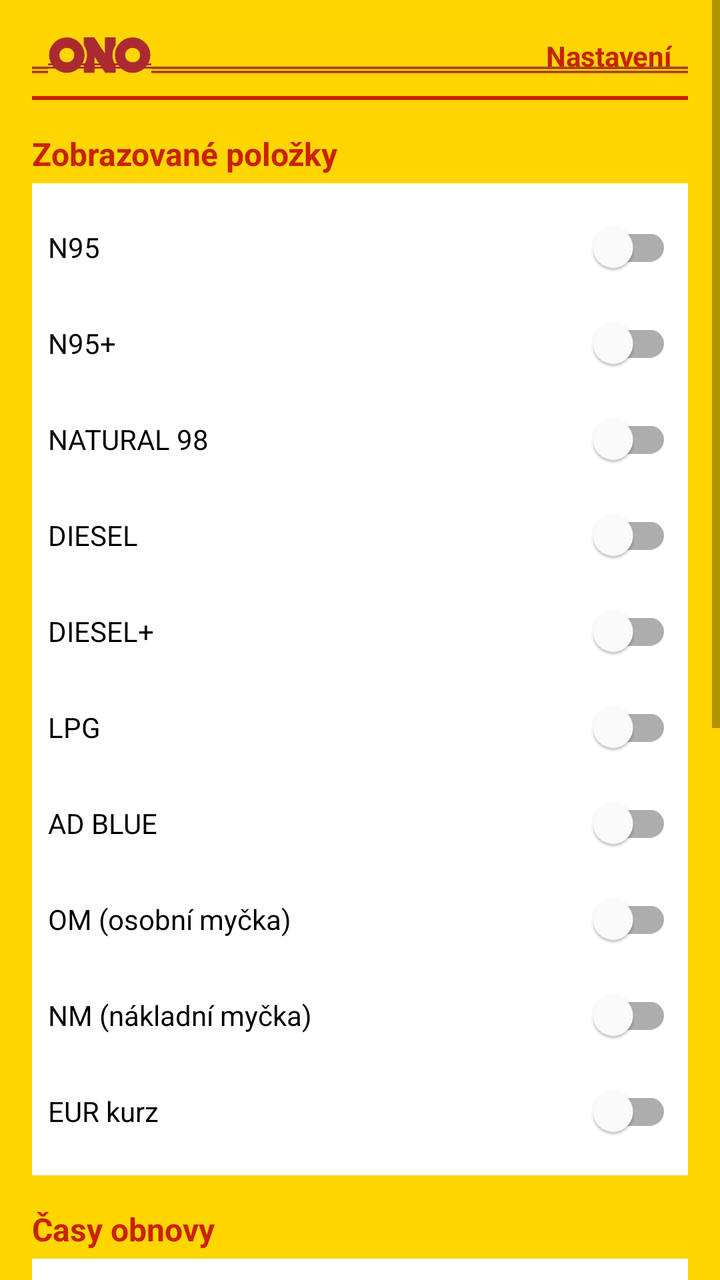
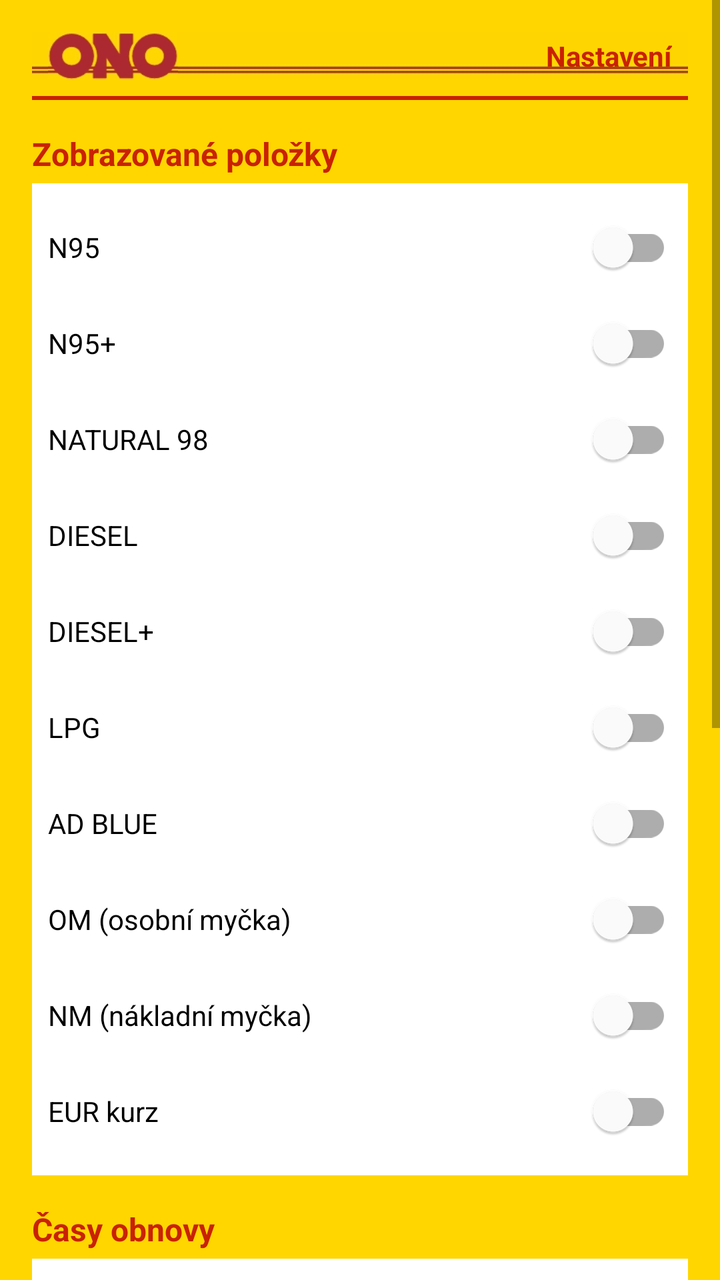

Compare the two renders of this Android layout. The source of the first and the diff that turns it into the second are given below.
<!-- AndroidManifest.xml: activity theme Theme.TankONOWidget -->
<!-- res/layout/activity_main.xml -->
<?xml version="1.0" encoding="utf-8"?>

<ScrollView xmlns:android="http://schemas.android.com/apk/res/android"
    xmlns:app="http://schemas.android.com/apk/res-auto"
    android:layout_width="match_parent"
    android:layout_height="match_parent"
    android:background="@color/yellow">

    <LinearLayout
        android:layout_width="match_parent"
        android:layout_height="wrap_content"
        android:orientation="vertical"
        android:padding="16dp">

        
        <FrameLayout
            android:layout_width="match_parent"
            android:layout_height="wrap_content"
            android:background="@color/yellow">

            
            <ImageView
                android:layout_width="match_parent"
                android:layout_height="24dp"
                android:src="@drawable/logo_linka"
                android:scaleType="fitXY"
                android:tileMode="repeat"
                android:contentDescription="Linka pozadí" />

            
            <ImageView
                android:layout_width="wrap_content"
                android:layout_height="20dp"
                android:src="@drawable/logo_text"
                android:scaleType="fitStart"
                android:layout_gravity="center_vertical|start"
                android:layout_marginStart="8dp"
                android:contentDescription="ONO text" />

            
            <TextView
                android:layout_width="wrap_content"
                android:layout_height="wrap_content"
                android:text="Nastavení"
                android:textSize="14sp"
                android:textColor="@color/red"
                android:textStyle="bold"
                android:layout_gravity="center_vertical|end"
                android:layout_marginEnd="8dp" />

        </FrameLayout>

        
        <LinearLayout
            android:layout_width="match_parent"
            android:layout_height="wrap_content"
            android:orientation="horizontal"
            android:layout_marginTop="8dp"
            android:layout_marginBottom="8dp">

            <View
                android:layout_width="0dp"
                android:layout_weight="1"
                android:layout_height="2dp"
                android:background="@color/red" />

            <View
                android:layout_width="0dp"
                android:layout_weight="3"
                android:layout_height="2dp"
                android:background="@color/red" />

            <View
                android:layout_width="0dp"
                android:layout_weight="1"
                android:layout_height="2dp"
                android:background="@color/red" />

        </LinearLayout>

        
        <TextView
            android:layout_width="wrap_content"
            android:layout_height="wrap_content"
            android:text="Zobrazované položky"
            android:textSize="16sp"
            android:textStyle="bold"
            android:textColor="@color/red"
            android:layout_marginTop="8dp" />

        <LinearLayout
            android:layout_width="match_parent"
            android:layout_height="wrap_content"
            android:orientation="vertical"
            android:background="#FFFFFF"
            android:padding="8dp"
            android:layout_marginTop="4dp">

            <com.google.android.material.switchmaterial.SwitchMaterial
                android:id="@+id/switch_n95"
                android:layout_width="match_parent"
                android:layout_height="wrap_content"
                android:text="N95" />

            <com.google.android.material.switchmaterial.SwitchMaterial
                android:id="@+id/switch_n95p"
                android:layout_width="match_parent"
                android:layout_height="wrap_content"
                android:text="N95+" />

            <com.google.android.material.switchmaterial.SwitchMaterial
                android:id="@+id/switch_n98"
                android:layout_width="match_parent"
                android:layout_height="wrap_content"
                android:text="NATURAL 98" />

            <com.google.android.material.switchmaterial.SwitchMaterial
                android:id="@+id/switch_diesel"
                android:layout_width="match_parent"
                android:layout_height="wrap_content"
                android:text="DIESEL" />

            <com.google.android.material.switchmaterial.SwitchMaterial
                android:id="@+id/switch_diesel_plus"
                android:layout_width="match_parent"
                android:layout_height="wrap_content"
                android:text="DIESEL+" />

            <com.google.android.material.switchmaterial.SwitchMaterial
                android:id="@+id/switch_lpg"
                android:layout_width="match_parent"
                android:layout_height="wrap_content"
                android:text="LPG" />

            <com.google.android.material.switchmaterial.SwitchMaterial
                android:id="@+id/switch_adblue"
                android:layout_width="match_parent"
                android:layout_height="wrap_content"
                android:text="AD BLUE" />

            <com.google.android.material.switchmaterial.SwitchMaterial
                android:id="@+id/switch_om"
                android:layout_width="match_parent"
                android:layout_height="wrap_content"
                android:text="OM (osobní myčka)" />

            <com.google.android.material.switchmaterial.SwitchMaterial
                android:id="@+id/switch_nm"
                android:layout_width="match_parent"
                android:layout_height="wrap_content"
                android:text="NM (nákladní myčka)" />

            <com.google.android.material.switchmaterial.SwitchMaterial
                android:id="@+id/switch_euro"
                android:layout_width="match_parent"
                android:layout_height="wrap_content"
                android:text="EUR kurz" />

        </LinearLayout>

        
        <TextView
            android:layout_width="wrap_content"
            android:layout_height="wrap_content"
            android:text="Časy obnovy"
            android:textSize="16sp"
            android:textStyle="bold"
            android:textColor="@color/red"
            android:layout_marginTop="16dp" />

        <LinearLayout
            android:layout_width="match_parent"
            android:layout_height="wrap_content"
            android:orientation="vertical"
            android:background="#FFFFFF"
            android:padding="8dp"
            android:layout_marginTop="4dp">

            <LinearLayout
                android:layout_width="match_parent"
                android:layout_height="wrap_content"
                android:orientation="horizontal"
                android:layout_marginBottom="4dp">
                <TextView
                    android:layout_width="120dp"
                    android:layout_height="wrap_content"
                    android:text="Začátek špičky:" />
                <EditText
                    android:id="@+id/et_peak_start"
                    android:layout_width="0dp"
                    android:layout_weight="1"
                    android:layout_height="wrap_content"
                    android:inputType="text"
                    android:text="14:30" />
            </LinearLayout>

            <LinearLayout
                android:layout_width="match_parent"
                android:layout_height="wrap_content"
                android:orientation="horizontal"
                android:layout_marginBottom="4dp">
                <TextView
                    android:layout_width="120dp"
                    android:layout_height="wrap_content"
                    android:text="Konec špičky:" />
                <EditText
                    android:id="@+id/et_peak_end"
                    android:layout_width="0dp"
                    android:layout_weight="1"
                    android:layout_height="wrap_content"
                    android:inputType="text"
                    android:text="16:00" />
            </LinearLayout>

            <LinearLayout
                android:layout_width="match_parent"
                android:layout_height="wrap_content"
                android:orientation="horizontal"
                android:layout_marginBottom="4dp">
                <TextView
                    android:layout_width="120dp"
                    android:layout_height="wrap_content"
                    android:text="Interval špička (min):" />
                <EditText
                    android:id="@+id/et_peak_interval"
                    android:layout_width="0dp"
                    android:layout_weight="1"
                    android:layout_height="wrap_content"
                    android:inputType="number"
                    android:text="10" />
            </LinearLayout>

            <LinearLayout
                android:layout_width="match_parent"
                android:layout_height="wrap_content"
                android:orientation="horizontal">
                <TextView
                    android:layout_width="120dp"
                    android:layout_height="wrap_content"
                    android:text="Interval mimo (min):" />
                <EditText
                    android:id="@+id/et_off_peak_interval"
                    android:layout_width="0dp"
                    android:layout_weight="1"
                    android:layout_height="wrap_content"
                    android:inputType="number"
                    android:text="60" />
            </LinearLayout>

        </LinearLayout>

        
        <TextView
            android:layout_width="wrap_content"
            android:layout_height="wrap_content"
            android:text="Vzhled"
            android:textSize="16sp"
            android:textStyle="bold"
            android:textColor="@color/red"
            android:layout_marginTop="16dp" />

        <LinearLayout
            android:layout_width="match_parent"
            android:layout_height="wrap_content"
            android:orientation="vertical"
            android:background="#FFFFFF"
            android:padding="8dp"
            android:layout_marginTop="4dp">

            <com.google.android.material.switchmaterial.SwitchMaterial
                android:id="@+id/switch_hide_icon"
                android:layout_width="match_parent"
                android:layout_height="wrap_content"
                android:text="Skrýt ikonu ze seznamu aplikací" />

        </LinearLayout>

        
        <LinearLayout
            android:layout_width="match_parent"
            android:layout_height="wrap_content"
            android:orientation="horizontal"
            android:layout_marginTop="16dp">

            <Button
                android:id="@+id/btn_save"
                android:layout_width="0dp"
                android:layout_weight="1"
                android:layout_height="wrap_content"
                android:text="Uložit"
                android:backgroundTint="@color/red"
                android:layout_marginEnd="8dp" />

            <Button
                android:id="@+id/btn_update_now"
                android:layout_width="0dp"
                android:layout_weight="1"
                android:layout_height="wrap_content"
                android:text="Aktualizovat nyní"
                android:backgroundTint="@color/red" />

        </LinearLayout>

        
        <LinearLayout
            android:layout_width="match_parent"
            android:layout_height="wrap_content"
            android:orientation="horizontal"
            android:layout_marginTop="8dp">

            <Button
                android:id="@+id/btn_show_log"
                android:layout_width="0dp"
                android:layout_weight="1"
                android:layout_height="wrap_content"
                android:text="Zobrazit log"
                android:backgroundTint="@color/red"
                android:layout_marginEnd="4dp" />

            <Button
                android:id="@+id/btn_export_log"
                android:layout_width="0dp"
                android:layout_weight="1"
                android:layout_height="wrap_content"
                android:text="Export log"
                android:backgroundTint="@color/red"
                android:layout_marginStart="4dp"
                android:layout_marginEnd="4dp" />

            <Button
                android:id="@+id/btn_clear_log"
                android:layout_width="0dp"
                android:layout_weight="1"
                android:layout_height="wrap_content"
                android:text="Smazat log"
                android:backgroundTint="@color/red"
                android:layout_marginStart="4dp" />

        </LinearLayout>

        
        <TextView
            android:id="@+id/tv_last_update"
            android:layout_width="match_parent"
            android:layout_height="wrap_content"
            android:text="Poslední změna cen: --\nPoslední aktualizace: --"
            android:textSize="12sp"
            android:textColor="#666666"
            android:gravity="center"
            android:layout_marginTop="16dp" />

    </LinearLayout>

</ScrollView>
<!-- resources referenced by this layout -->
<resources>
  <color name="red">#C92200</color>
  <color name="yellow">#FFD600</color>
  <!-- drawable logo_linka: jpg bitmap (drawable-hdpi, 402 bytes) -->
  <!-- drawable logo_text: jpg bitmap (drawable-hdpi, 9158 bytes) -->
  <style name="Theme.TankONOWidget" parent="Theme.MaterialComponents.DayNight.NoActionBar">
          <item name="colorPrimary">@color/tankono_red</item>
          <item name="colorPrimaryVariant">@color/tankono_red</item>
          <item name="colorOnPrimary">@color/white</item>
          <item name="colorSecondary">@color/tankono_yellow</item>
          <item name="colorSecondaryVariant">@color/tankono_yellow</item>
          <item name="colorOnSecondary">@color/black</item>
          <item name="android:statusBarColor">@color/tankono_red</item>
      </style>
  <color name="tankono_red">#C92200</color>
  <color name="white">#FFFFFF</color>
  <color name="tankono_yellow">#FFD600</color>
  <color name="black">#000000</color>
</resources>

<!-- the commit's change to res/layout/activity_main.xml (unified diff, before → after) -->
@@ -30,23 +30,25 @@
             
             <ImageView
                 android:layout_width="wrap_content"
-                android:layout_height="20dp"
+                android:layout_height="24dp"
                 android:src="@drawable/logo_text"
                 android:scaleType="fitStart"
-                android:layout_gravity="center_vertical|start"
+                android:layout_gravity="top|start"
                 android:layout_marginStart="8dp"
+                android:adjustViewBounds="true"
                 android:contentDescription="ONO text" />
 
             
             <TextView
                 android:layout_width="wrap_content"
-                android:layout_height="wrap_content"
+                android:layout_height="24dp"
                 android:text="Nastavení"
                 android:textSize="14sp"
                 android:textColor="@color/red"
                 android:textStyle="bold"
-                android:layout_gravity="center_vertical|end"
-                android:layout_marginEnd="8dp" />
+                android:layout_gravity="top|end"
+                android:layout_marginEnd="8dp"
+                android:gravity="center_vertical" />
 
         </FrameLayout>
 
